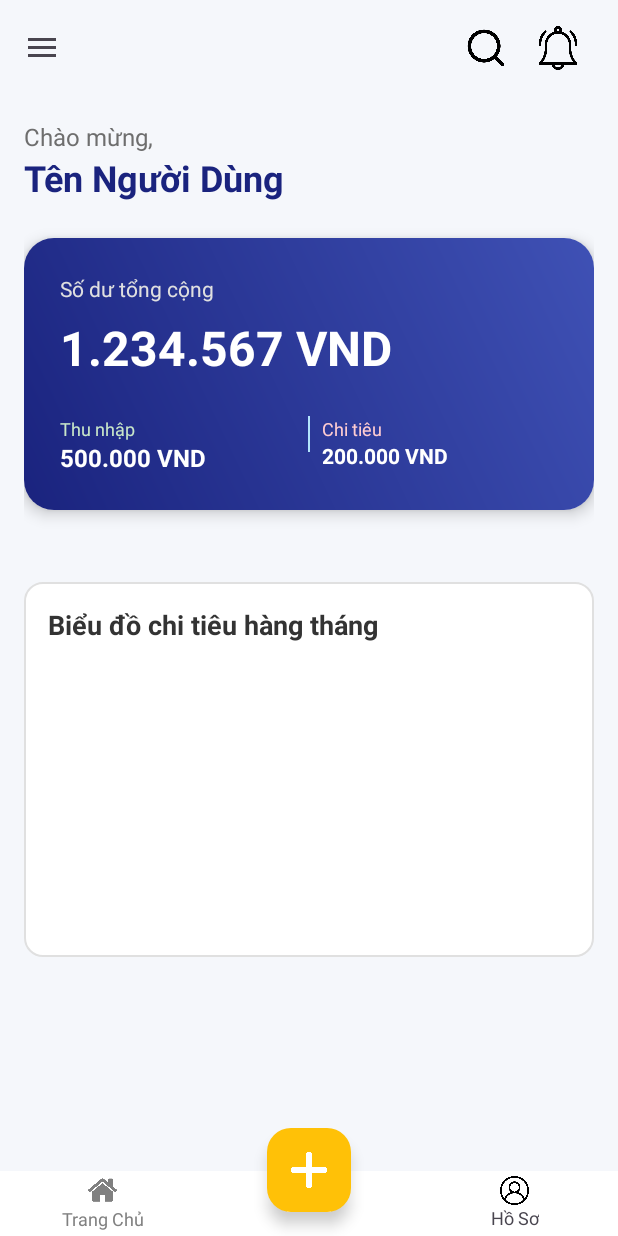
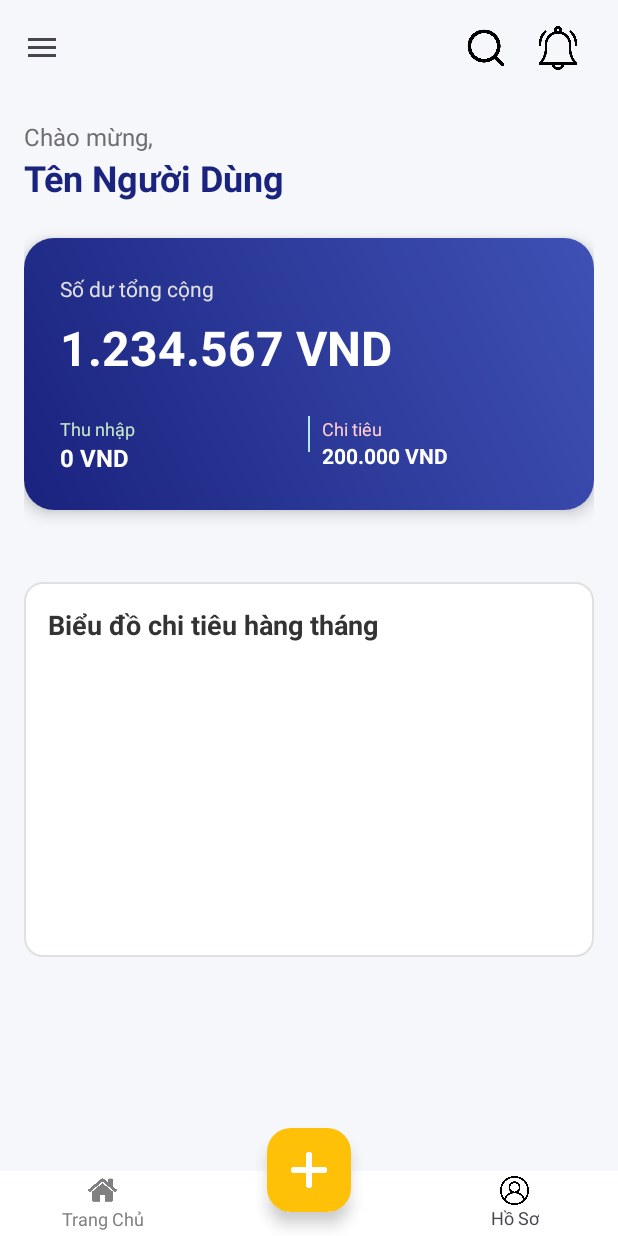
Before and after one commit to lathuan/ASM_team_5, an Android app: the HomeFragment screen opened directly, with no data from a screen before it, on a phone screen of 412 x 824 dp. Run offline under Robolectric (Android 15) with nearby library versions, the light colour scheme and no system bars; 1 statement that could not run was skipped.

Commit message:
sua 500k thanh 0

```diff
--- a/app/src/main/res/layout/fragment_home.xml
+++ b/app/src/main/res/layout/fragment_home.xml
@@ -89,7 +89,7 @@
                             android:id="@+id/tvTotalIncome"
                             android:layout_width="wrap_content"
                             android:layout_height="wrap_content"
-                            android:text="500.000 VND"
+                            android:text="0 VND"
                             android:textColor="@android:color/white"
                             android:textSize="16sp"
                             android:textStyle="bold"/>
```
